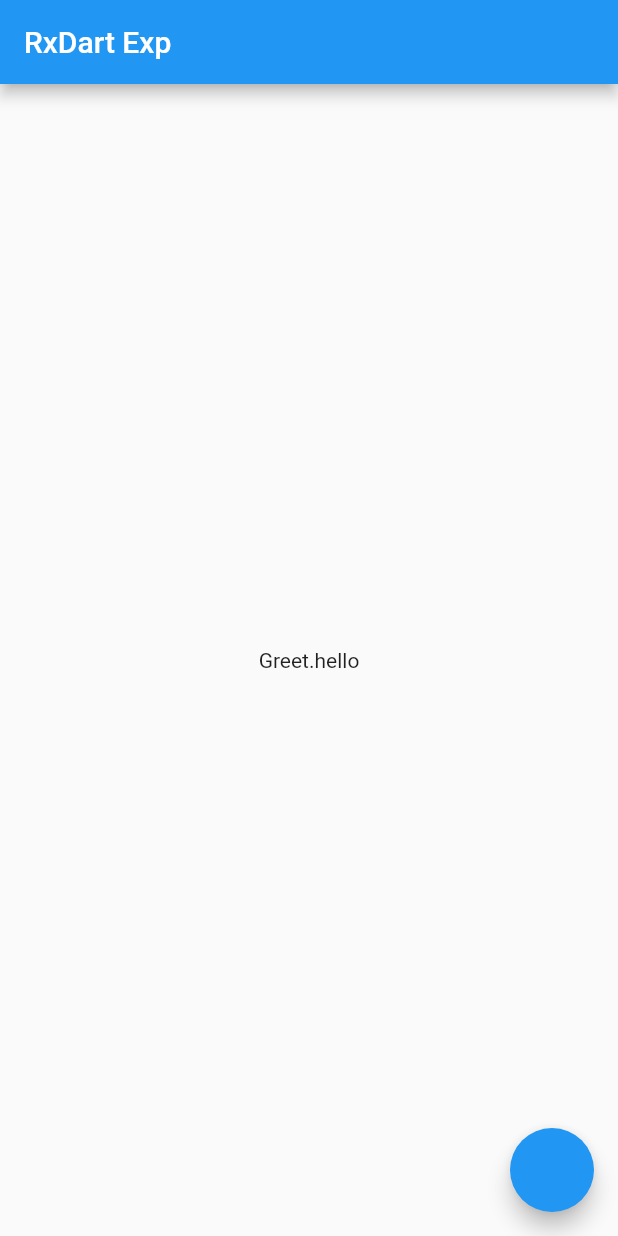
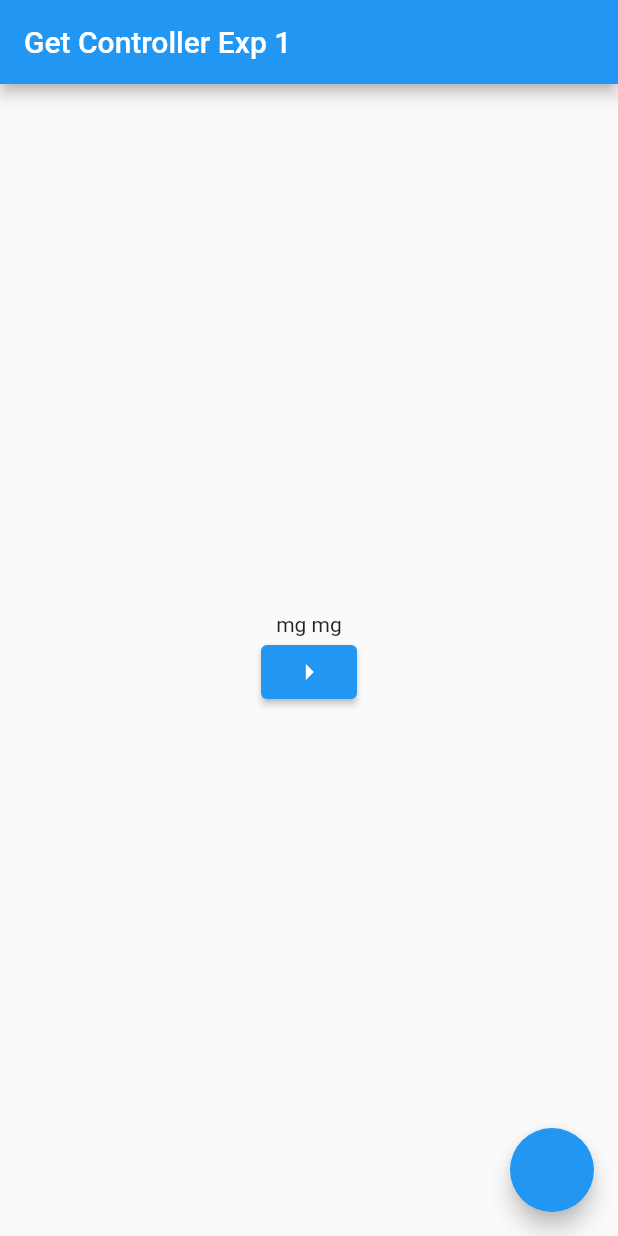
Before and after one commit to Nyan-Win-Naing/flutter_getx, a Flutter app: the screen it shows after launch, on a phone screen of 412 x 824 dp. Run offline on Flutter 3.47's test engine with Material 2 defaults, Android fonts, the phone set to English and light mode, and no system bars; our stand-ins replace get.

Commit message:
Controller And Dependency Management

```diff
--- /dev/null
+++ b/lib/get_lesson/get_controller_exp.dart
@@ -0,0 +1,66 @@
+import 'package:flutter/material.dart';
+import 'package:get/get.dart';
+import 'package:get_flutter/get_lesson/state_management/get_controller.dart';
+
+class GetControllerExp extends StatelessWidget {
+  // final GetStateManagement _state = GetStateManagement();
+
+  final GetStateManagement _state = Get.put(GetStateManagement());
+
+  @override
+  Widget build(BuildContext context) {
+    return Scaffold(
+      appBar: AppBar(
+        title: Text("Get Controller Exp 1"),
+      ),
+      body: SizedBox(
+        width: double.infinity,
+        child: Column(
+          mainAxisAlignment: MainAxisAlignment.center,
+          children: [
+            Obx(() => Text(_state.name.value)),
+            ElevatedButton(
+              onPressed: () {
+                Navigator.push(
+                  context,
+                  MaterialPageRoute(
+                    builder: (context) => GetControllerExp2(),
+                  ),
+                );
+              },
+              child: Icon(Icons.arrow_right),
+            ),
+          ],
+        ),
+      ),
+      floatingActionButton: FloatingActionButton(
+        onPressed: () {
+          _state.name.value = "aung aung";
+        },
+      ),
+    );
+  }
+}
+
+class GetControllerExp2 extends StatelessWidget {
+  // final GetStateManagement _state = GetStateManagement();
+
+  final GetStateManagement _state = Get.find();
+
+  @override
+  Widget build(BuildContext context) {
+    return Scaffold(
+      appBar: AppBar(
+        title: Text("Get Controller Exp 2"),
+      ),
+      body: Center(
+        child: Obx(() => Text(_state.name.value)),
+      ),
+      floatingActionButton: FloatingActionButton(
+        onPressed: () {
+          _state.name.value = "Hello World";
+        },
+      ),
+    );
+  }
+}
--- a/lib/get_lesson/rx_dart.dart
+++ b/lib/get_lesson/rx_dart.dart
@@ -1,5 +1,6 @@
 import 'package:flutter/material.dart';
 import 'package:get/get.dart';
+import 'package:get_flutter/get_lesson/state_management/get_controller.dart';
 
 class StringName {
   final int i;
@@ -10,6 +11,7 @@ class StringName {
 enum Greet { hello, hi }
 
 class RxDartExp extends StatelessWidget {
+
   final RxString name = "mg mg".obs;
   // final String string = "mg mg";
 
@@ -41,6 +43,7 @@ class RxDartExp extends StatelessWidget {
             // s.value.i.toString(),
             greet.value.toString(),
           ),
+
         ),
       ),
       floatingActionButton: FloatingActionButton(
--- /dev/null
+++ b/lib/get_lesson/state_management/get_controller.dart
@@ -0,0 +1,6 @@
+import 'package:get/get.dart';
+import 'package:get/get_state_manager/get_state_manager.dart';
+
+class GetStateManagement extends GetxController {
+  final RxString name = "mg mg".obs;
+}
--- a/lib/main.dart
+++ b/lib/main.dart
@@ -1,4 +1,5 @@
 import 'package:flutter/material.dart';
+import 'package:get_flutter/get_lesson/get_controller_exp.dart';
 import 'package:get_flutter/get_lesson/rx_dart.dart';
 
 void main() {
@@ -15,7 +16,7 @@ class MyApp extends StatelessWidget {
       theme: ThemeData(
         primarySwatch: Colors.blue,
       ),
-      home: RxDartExp(),
+      home: GetControllerExp(),
     );
   }
 }
```
